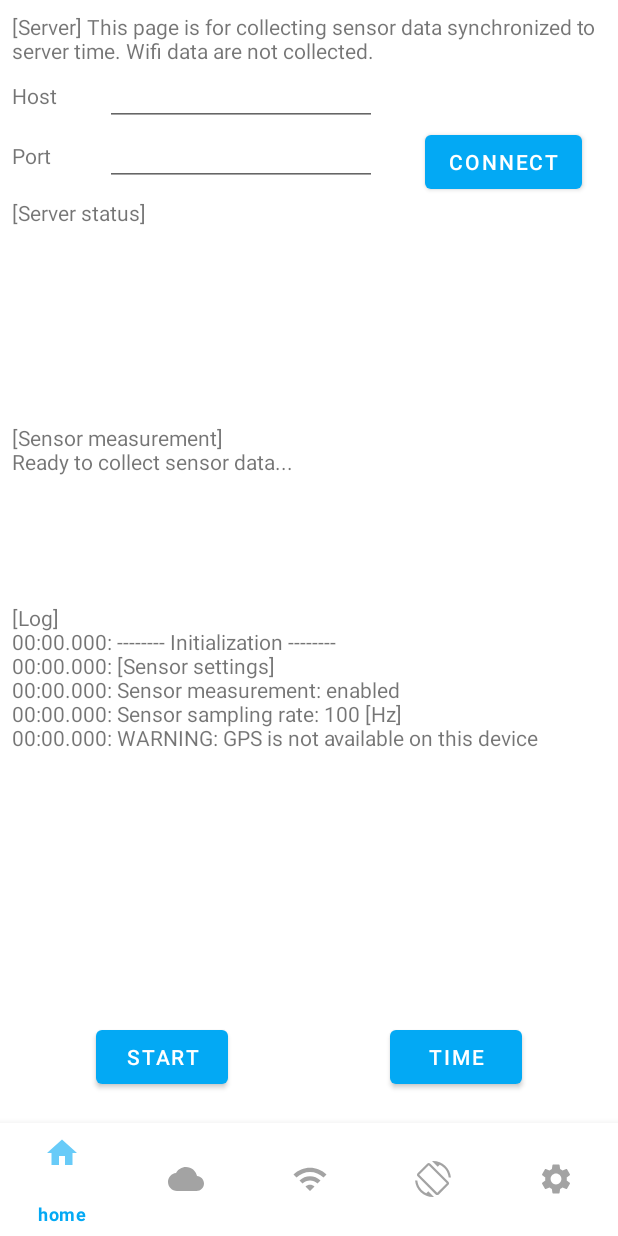
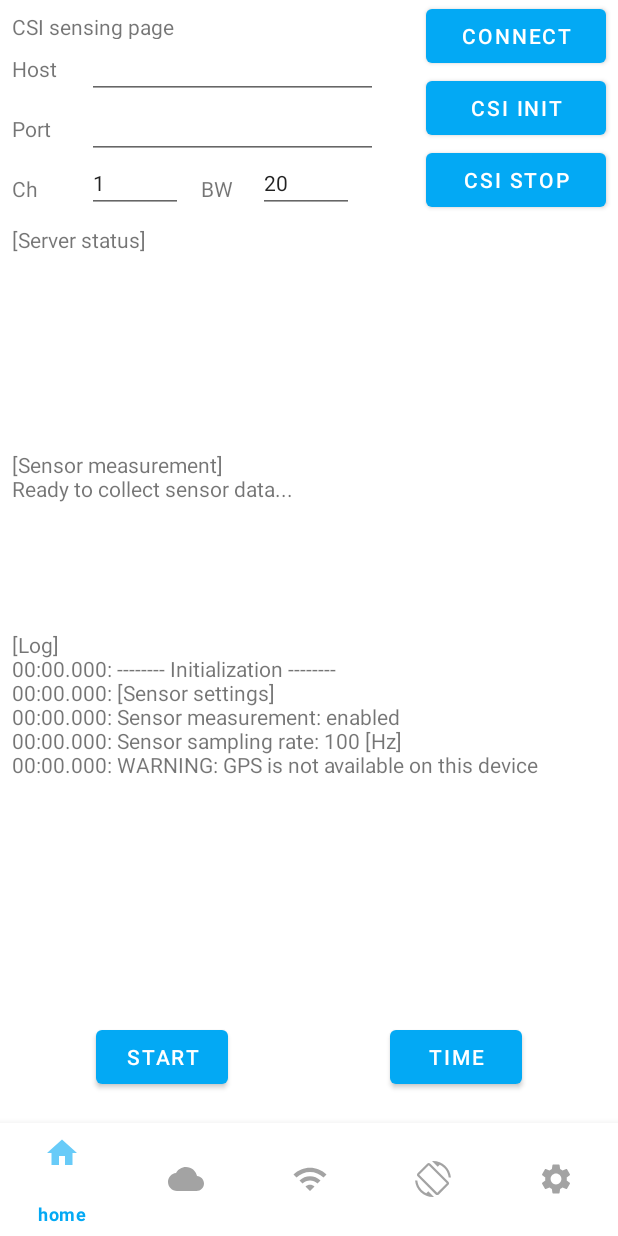
Before and after one commit to knu-wcsl/app_collector, an Android app: the fragment ServerFragment placed in its activity, on a phone screen of 412 x 824 dp. Run offline under Robolectric (Android 15) with nearby library versions, the phone set to English and light mode, and no system bars; our stand-ins replace androidx.preference.

Commit message:
Enhance CSI sensing capability

```diff
--- a/app/src/main/java/icsl/apps/collector/ServerFragment.java
+++ b/app/src/main/java/icsl/apps/collector/ServerFragment.java
@@ -34,8 +34,8 @@ public class ServerFragment extends Fragment implements MeasurementListener {
     private long server_time_offset_ms = 0;
 
     // Layout
-    private EditText et, et2;
-    private Button btn, btn2, btn3;
+    private EditText et, et2, et3, et4;
+    private Button btn, btn2, btn3, btn4, btn5;
     private TextView tv, tv2, tv3;
     private String str_server, str_sensor, str_log;
     private String str_setting_sensor;
@@ -68,10 +68,14 @@ public class ServerFragment extends Fragment implements MeasurementListener {
         // Layout
         et = (EditText) v.findViewById(R.id.et_host);
         et2 = (EditText) v.findViewById(R.id.et_port);
+        et3 = (EditText) v.findViewById(R.id.et_ch);
+        et4 = (EditText) v.findViewById(R.id.et_bw);
 
         btn = (Button) v.findViewById(R.id.btn_s);
         btn2 = (Button) v.findViewById(R.id.btn_s2);
         btn3 = (Button) v.findViewById(R.id.btn_s3);
+        btn4 = (Button) v.findViewById(R.id.btn_s4);
+        btn5 = (Button) v.findViewById(R.id.btn_s5);
 
         tv = (TextView) v.findViewById(R.id.tv_s);
         tv2 = (TextView) v.findViewById(R.id.tv_s2);
@@ -83,7 +87,13 @@ public class ServerFragment extends Fragment implements MeasurementListener {
         int port = Integer.parseInt(pref.getString("option_port", "0"));
         et.setText(host);
         if (port > 0)
-            et2.setText(String.valueOf((port)));
+            et2.setText(String.valueOf(port));
+        int ch = Integer.parseInt(pref.getString("option_channel", "1"));
+        if (ch > 0)
+            et3.setText(String.valueOf(ch));
+        int bw = Integer.parseInt(pref.getString("option_bandwidth", "20"));
+        if (bw > 0)
+            et4.setText(String.valueOf(bw));
 
         // Initialize log
         add_log("-------- Initialization --------", true);
@@ -123,6 +133,32 @@ public class ServerFragment extends Fragment implements MeasurementListener {
                 }
             }
         });
+
+        btn4.setOnClickListener(new View.OnClickListener() {
+            @Override
+            public void onClick(View v) {
+                if (!flag_connected)
+                    Toast.makeText(getContext(), "This button works when connected to server", Toast.LENGTH_SHORT).show();
+                else {
+                    try {
+                        serverModule.send_start_csi_msg(Integer.parseInt(et3.getText().toString()), Integer.parseInt(et4.getText().toString()));
+                    } catch (NumberFormatException e) {
+                        e.printStackTrace();
+                    }
+                }
+            }
+        });
+
+        btn5.setOnClickListener(new View.OnClickListener() {
+            @Override
+            public void onClick(View v) {
+                if(!flag_connected)
+                    Toast.makeText(getContext(), "This button works when connected to server", Toast.LENGTH_SHORT).show();
+                else
+                    serverModule.send_stop_csi_msg();
+            }
+        });
+
         return v;
     }
 
--- a/app/src/main/res/layout/fragment_server.xml
+++ b/app/src/main/res/layout/fragment_server.xml
@@ -9,13 +9,11 @@
     <TextView
         android:id="@+id/tv_s4"
         android:layout_width="0dp"
-        android:layout_height="36dp"
+        android:layout_height="18dp"
         android:layout_marginStart="8dp"
         android:layout_marginTop="8dp"
-        android:layout_marginEnd="8dp"
-        android:text="[Server] This page is for collecting sensor data synchronized to server time. Wifi data are not collected."
+        android:text="CSI sensing page"
         android:textAppearance="@style/TextAppearance.AppCompat.Small"
-        app:layout_constraintEnd_toEndOf="parent"
         app:layout_constraintStart_toStartOf="parent"
         app:layout_constraintTop_toTopOf="parent" />
 
@@ -40,11 +38,31 @@
         app:layout_constraintStart_toStartOf="parent"
         app:layout_constraintTop_toBottomOf="@+id/tv_host" />
 
+    <TextView
+        android:id="@+id/tv_ch"
+        android:layout_width="38dp"
+        android:layout_height="40dp"
+        android:layout_marginStart="8dp"
+        android:gravity="center_vertical"
+        android:text="Ch"
+        app:layout_constraintStart_toStartOf="parent"
+        app:layout_constraintTop_toBottomOf="@+id/tv_port" />
+
+    <TextView
+        android:id="@+id/tv_ch2"
+        android:layout_width="38dp"
+        android:layout_height="40dp"
+        android:layout_marginStart="12dp"
+        android:gravity="center_vertical"
+        android:text="BW"
+        app:layout_constraintStart_toEndOf="@+id/et_ch"
+        app:layout_constraintTop_toBottomOf="@+id/et_port" />
+
     <EditText
         android:id="@+id/et_host"
         android:layout_width="0dp"
         android:layout_height="40dp"
-        android:layout_marginStart="24dp"
+        android:layout_marginStart="12dp"
         android:layout_marginEnd="32dp"
         android:ems="10"
         android:inputType="textPersonName"
@@ -57,7 +75,7 @@
         android:id="@+id/et_port"
         android:layout_width="0dp"
         android:layout_height="40dp"
-        android:layout_marginStart="24dp"
+        android:layout_marginStart="12dp"
         android:layout_marginEnd="32dp"
         android:ems="10"
         android:inputType="numberDecimal"
@@ -66,15 +84,53 @@
         app:layout_constraintStart_toEndOf="@+id/tv_port"
         app:layout_constraintTop_toBottomOf="@+id/et_host" />
 
+    <EditText
+        android:id="@+id/et_ch"
+        android:layout_width="64dp"
+        android:layout_height="36dp"
+        android:layout_marginStart="12dp"
+        android:ems="10"
+        android:inputType="numberDecimal"
+        android:textAppearance="@style/TextAppearance.AppCompat.Small"
+        app:layout_constraintStart_toEndOf="@+id/tv_port"
+        app:layout_constraintTop_toBottomOf="@+id/et_port" />
+
+    <EditText
+        android:id="@+id/et_bw"
+        android:layout_width="64dp"
+        android:layout_height="36dp"
+        android:ems="10"
+        android:inputType="numberDecimal"
+        android:textAppearance="@style/TextAppearance.AppCompat.Small"
+        app:layout_constraintStart_toEndOf="@+id/tv_ch2"
+        app:layout_constraintTop_toBottomOf="@+id/et_port" />
+
     <Button
         android:id="@+id/btn_s3"
-        android:layout_width="wrap_content"
+        android:layout_width="120dp"
         android:layout_height="wrap_content"
-        android:layout_marginTop="40dp"
-        android:layout_marginEnd="24dp"
+        android:layout_marginEnd="8dp"
         android:text="Connect"
         app:layout_constraintEnd_toEndOf="parent"
-        app:layout_constraintTop_toBottomOf="@+id/tv_s4" />
+        app:layout_constraintTop_toTopOf="parent" />
+
+    <Button
+        android:id="@+id/btn_s4"
+        android:layout_width="120dp"
+        android:layout_height="wrap_content"
+        android:layout_marginEnd="8dp"
+        android:text="CSI INIT"
+        app:layout_constraintEnd_toEndOf="parent"
+        app:layout_constraintTop_toBottomOf="@+id/btn_s3" />
+
+    <Button
+        android:id="@+id/btn_s5"
+        android:layout_width="120dp"
+        android:layout_height="wrap_content"
+        android:layout_marginEnd="8dp"
+        android:text="CSI STOP"
+        app:layout_constraintEnd_toEndOf="parent"
+        app:layout_constraintTop_toBottomOf="@+id/btn_s4" />
 
     <Button
         android:id="@+id/btn_s"
@@ -107,7 +163,7 @@
         app:layout_constraintEnd_toEndOf="parent"
         app:layout_constraintHorizontal_bias="0.0"
         app:layout_constraintStart_toStartOf="parent"
-        app:layout_constraintTop_toBottomOf="@+id/et_port">
+        app:layout_constraintTop_toBottomOf="@+id/et_ch">
 
         <LinearLayout
             android:layout_width="match_parent"
--- a/app/src/main/res/xml/root_preferences.xml
+++ b/app/src/main/res/xml/root_preferences.xml
@@ -92,5 +92,13 @@
         app:defaultValue="0"
         app:key="option_port"
         app:isPreferenceVisible="false"/>
+    <EditTextPreference
+        app:defaultValue="1"
+        app:key="option_channel"
+        app:isPreferenceVisible="false"/>
+    <EditTextPreference
+        app:defaultValue="20"
+        app:key="option_bandwidth"
+        app:isPreferenceVisible="false"/>
 
 </PreferenceScreen>
```
Also changed, not shown: app/src/main/java/icsl/apps/collector/ServerModule.java (+48 -2 lines), app/src/main/java/icsl/apps/collector/UploadFragment.java (added, +64 -0 lines), app/src/main/res/layout/fragment_upload.xml (added, +14 -0 lines).
